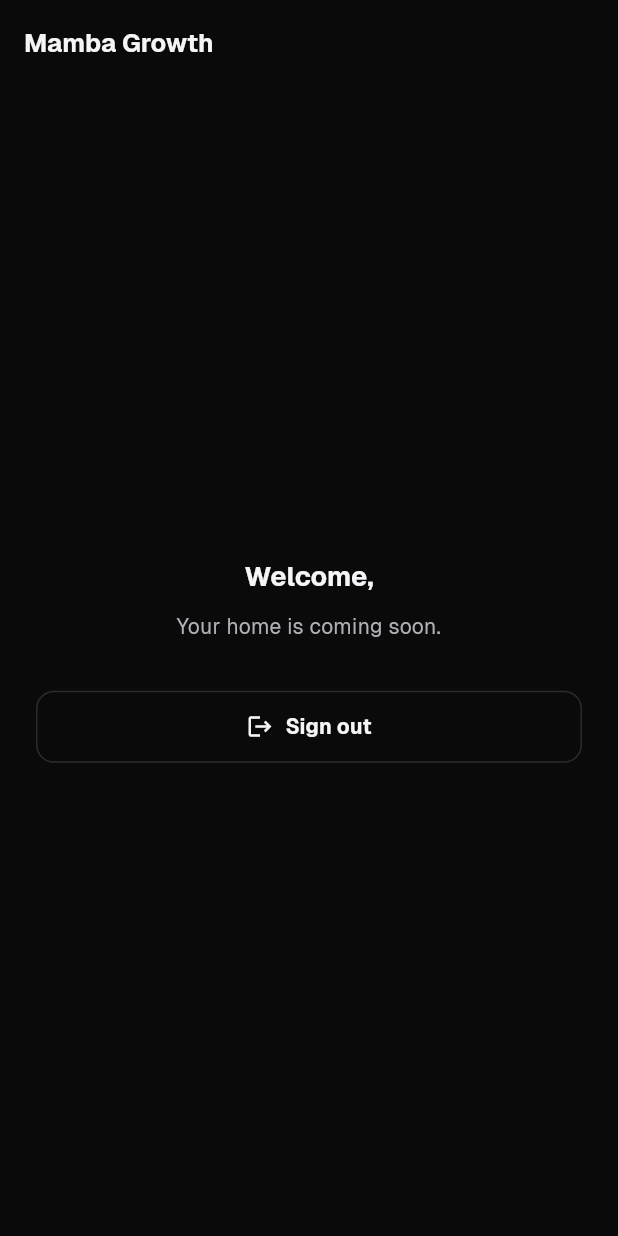
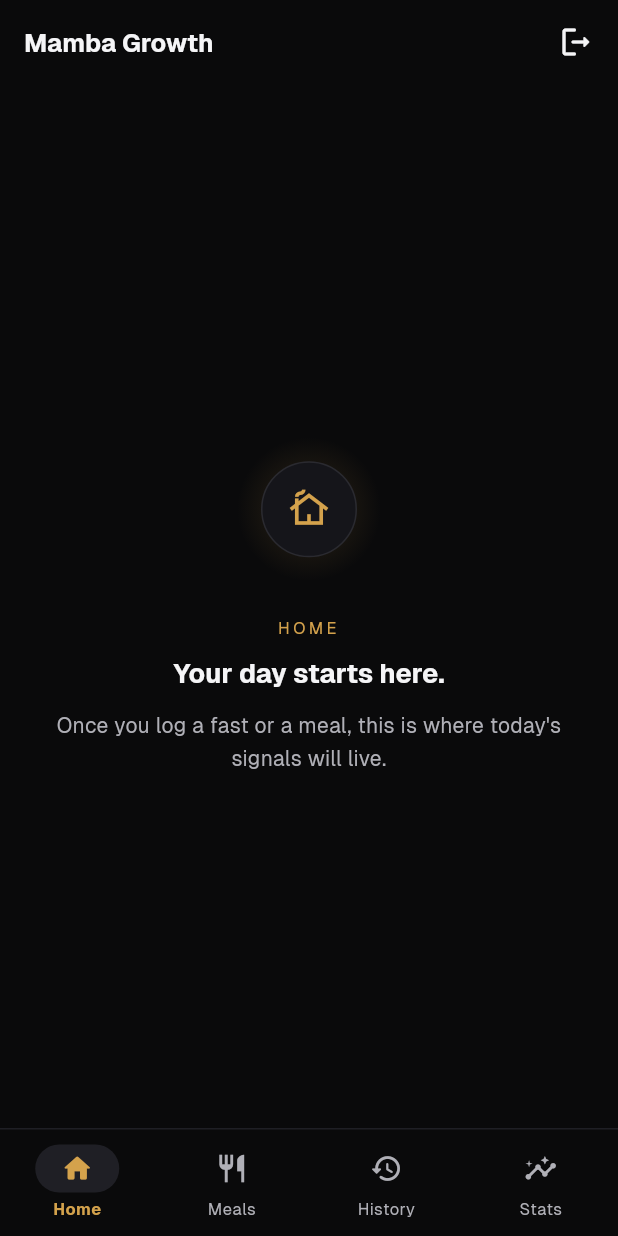
Before and after one commit to KaianNovais/mamba-growth, a Flutter app: the screen it shows once a user with an empty profile is signed in, on a phone screen of 412 x 824 dp. Run offline on Flutter 3.47's test engine with Material 3 defaults, Android fonts, the phone set to English and light mode, and no system bars; our stand-ins replace firebase_auth, firebase_core, go_router, google_sign_in; accounts and stored records are empty; project files that could hold a hidden picture were left out.

Commit message:
feat(home): introduce main navigation shell with empty-state tabs

```diff
--- a/lib/l10n/app_en.arb
+++ b/lib/l10n/app_en.arb
@@ -110,5 +110,29 @@
   "homeComingSoon": "Your home is coming soon.",
   "@homeComingSoon": { "description": "Subtitle on the home placeholder." },
   "homeSignOut": "Sign out",
-  "@homeSignOut": { "description": "Sign out button label." }
+  "@homeSignOut": { "description": "Sign out button label." },
+  "navHome": "Home",
+  "@navHome": { "description": "Bottom navigation label for the home tab." },
+  "navMeals": "Meals",
+  "@navMeals": { "description": "Bottom navigation label for the meals tab." },
+  "navHistory": "History",
+  "@navHistory": { "description": "Bottom navigation label for the history tab." },
+  "navStats": "Stats",
+  "@navStats": { "description": "Bottom navigation label for the stats tab." },
+  "homeEmptyTitle": "Your day starts here.",
+  "@homeEmptyTitle": { "description": "Title shown on the empty home tab." },
+  "homeEmptySubtitle": "Once you log a fast or a meal, this is where today's signals will live.",
+  "@homeEmptySubtitle": { "description": "Subtitle shown on the empty home tab." },
+  "mealsEmptyTitle": "No meals logged yet.",
+  "@mealsEmptyTitle": { "description": "Title shown on the empty meals tab." },
+  "mealsEmptySubtitle": "Add your first meal to start seeing your daily calories with intention.",
+  "@mealsEmptySubtitle": { "description": "Subtitle shown on the empty meals tab." },
+  "historyEmptyTitle": "Nothing in your history.",
+  "@historyEmptyTitle": { "description": "Title shown on the empty history tab." },
+  "historyEmptySubtitle": "Past fasts and logged days will appear here as you build consistency.",
+  "@historyEmptySubtitle": { "description": "Subtitle shown on the empty history tab." },
+  "statsEmptyTitle": "Insights are on the way.",
+  "@statsEmptyTitle": { "description": "Title shown on the empty stats tab." },
+  "statsEmptySubtitle": "Once you have a few days logged, you'll see honest trends and progress here.",
+  "@statsEmptySubtitle": { "description": "Subtitle shown on the empty stats tab." }
 }
--- a/lib/l10n/app_pt.arb
+++ b/lib/l10n/app_pt.arb
@@ -40,5 +40,17 @@
   "authErrorUnknown": "Algo deu errado. Tente novamente.",
   "homeWelcomeGreeting": "Olá, {name}",
   "homeComingSoon": "Sua tela inicial está chegando.",
-  "homeSignOut": "Sair"
+  "homeSignOut": "Sair",
+  "navHome": "Início",
+  "navMeals": "Refeições",
+  "navHistory": "Histórico",
+  "navStats": "Stats",
+  "homeEmptyTitle": "Seu dia começa aqui.",
+  "homeEmptySubtitle": "Quando você registrar um jejum ou uma refeição, os sinais de hoje vão viver aqui.",
+  "mealsEmptyTitle": "Nenhuma refeição registrada.",
+  "mealsEmptySubtitle": "Adicione sua primeira refeição para começar a ver suas calorias do dia com intenção.",
+  "historyEmptyTitle": "Nada no seu histórico.",
+  "historyEmptySubtitle": "Jejuns passados e dias registrados aparecem aqui conforme você constrói consistência.",
+  "statsEmptyTitle": "Insights a caminho.",
+  "statsEmptySubtitle": "Com alguns dias registrados, você vê tendências honestas e seu progresso real aqui."
 }
--- a/lib/main.dart
+++ b/lib/main.dart
@@ -1,5 +1,6 @@
 import 'package:firebase_core/firebase_core.dart';
 import 'package:flutter/material.dart';
+import 'package:flutter/services.dart';
 import 'package:flutter_localizations/flutter_localizations.dart';
 import 'package:provider/provider.dart';
 
@@ -14,6 +15,7 @@ import 'ui/core/themes/themes.dart';
 
 Future<void> main() async {
   WidgetsFlutterBinding.ensureInitialized();
+  await SystemChrome.setEnabledSystemUIMode(SystemUiMode.edgeToEdge);
   await Firebase.initializeApp(
     options: DefaultFirebaseOptions.currentPlatform,
   );
--- a/lib/routing/router.dart
+++ b/lib/routing/router.dart
@@ -3,7 +3,7 @@ import 'package:go_router/go_router.dart';
 
 import '../data/repositories/auth/auth_repository.dart';
 import '../ui/auth/widgets/auth_bottom_sheet.dart';
-import '../ui/home/widgets/home_placeholder_screen.dart';
+import '../ui/main/widgets/main_navigation_screen.dart';
 import '../ui/onboarding/widgets/onboarding_screen.dart';
 import '../ui/splash/widgets/splash_screen.dart';
 import 'routes.dart';
@@ -52,7 +52,7 @@ GoRouter buildRouter({required AuthRepository authRepository}) {
       GoRoute(
         path: Routes.home,
         name: RouteNames.home,
-        builder: (ctx, state) => const HomePlaceholderScreen(),
+        builder: (ctx, state) => const MainNavigationScreen(),
       ),
     ],
   );
--- a/lib/ui/core/themes/app_theme.dart
+++ b/lib/ui/core/themes/app_theme.dart
@@ -57,7 +57,10 @@ class AppTheme {
         titleTextStyle: textTheme.titleLarge,
         systemOverlayStyle: SystemUiOverlayStyle.light.copyWith(
           statusBarColor: Colors.transparent,
-          systemNavigationBarColor: c.bg,
+          statusBarIconBrightness: Brightness.light,
+          systemNavigationBarColor: Colors.transparent,
+          systemNavigationBarIconBrightness: Brightness.light,
+          systemNavigationBarContrastEnforced: false,
         ),
       ),
       cardTheme: CardThemeData(
--- /dev/null
+++ b/lib/ui/core/widgets/empty_feature_state.dart
@@ -0,0 +1,116 @@
+import 'package:flutter/material.dart';
+
+import '../themes/themes.dart';
+
+/// Empty state padrão para features ainda sem conteúdo.
+/// Mantém a estética sóbria do app: glow sutil, ícone, título e legenda.
+class EmptyFeatureState extends StatelessWidget {
+  const EmptyFeatureState({
+    super.key,
+    required this.icon,
+    required this.title,
+    required this.subtitle,
+    this.eyebrow,
+  });
+
+  final IconData icon;
+  final String title;
+  final String subtitle;
+  final String? eyebrow;
+
+  @override
+  Widget build(BuildContext context) {
+    final colors = context.colors;
+    final text = context.text;
+    final typo = context.typo;
+
+    return Center(
+      child: Padding(
+        padding: const EdgeInsets.symmetric(
+          horizontal: AppSpacing.xl2,
+          vertical: AppSpacing.xl,
+        ),
+        child: Column(
+          mainAxisSize: MainAxisSize.min,
+          children: [
+            _GlowingIcon(icon: icon),
+            const SizedBox(height: AppSpacing.xl),
+            if (eyebrow != null) ...[
+              Text(
+                eyebrow!.toUpperCase(),
+                textAlign: TextAlign.center,
+                style: typo.caption.copyWith(
+                  color: colors.accent,
+                  letterSpacing: 2.4,
+                  fontWeight: FontWeight.w500,
+                ),
+              ),
+              const SizedBox(height: AppSpacing.md),
+            ],
+            Text(
+              title,
+              textAlign: TextAlign.center,
+              style: text.headlineSmall?.copyWith(
+                color: colors.text,
+                height: 1.3,
+              ),
+            ),
+            const SizedBox(height: AppSpacing.md),
+            Text(
+              subtitle,
+              textAlign: TextAlign.center,
+              style: text.bodyMedium?.copyWith(
+                color: colors.textDim,
+                height: 1.55,
+              ),
+            ),
+          ],
+        ),
+      ),
+    );
+  }
+}
+
+class _GlowingIcon extends StatelessWidget {
+  const _GlowingIcon({required this.icon});
+
+  final IconData icon;
+
+  @override
+  Widget build(BuildContext context) {
+    final colors = context.colors;
+
+    return SizedBox(
+      width: 96,
+      height: 96,
+      child: Stack(
+        alignment: Alignment.center,
+        children: [
+          DecoratedBox(
+            decoration: BoxDecoration(
+              shape: BoxShape.circle,
+              gradient: RadialGradient(
+                colors: [
+                  colors.accent.withValues(alpha: 0.18),
+                  colors.accent.withValues(alpha: 0.0),
+                ],
+              ),
+            ),
+            child: const SizedBox.expand(),
+          ),
+          Container(
+            width: 64,
+            height: 64,
+            decoration: BoxDecoration(
+              shape: BoxShape.circle,
+              color: colors.surface,
+              border: Border.all(color: colors.border),
+            ),
+            alignment: Alignment.center,
+            child: Icon(icon, size: 28, color: colors.accent),
+          ),
+        ],
+      ),
+    );
+  }
+}
--- /dev/null
+++ b/lib/ui/history/widgets/history_screen.dart
@@ -0,0 +1,29 @@
+import 'package:flutter/material.dart';
+
+import '../../../l10n/generated/app_localizations.dart';
+import '../../core/themes/themes.dart';
+import '../../core/widgets/empty_feature_state.dart';
+
+class HistoryScreen extends StatelessWidget {
+  const HistoryScreen({super.key});
+
+  @override
+  Widget build(BuildContext context) {
+    final l10n = AppLocalizations.of(context);
+    final colors = context.colors;
+
+    return Scaffold(
+      backgroundColor: colors.bg,
+      appBar: AppBar(title: Text(l10n.navHistory)),
+      body: SafeArea(
+        top: false,
+        child: EmptyFeatureState(
+          icon: Icons.history_rounded,
+          eyebrow: l10n.navHistory,
+          title: l10n.historyEmptyTitle,
+          subtitle: l10n.historyEmptySubtitle,
+        ),
+      ),
+    );
+  }
+}
--- a/lib/ui/home/widgets/home_placeholder_screen.dart
+++ /dev/null
@@ -1,60 +0,0 @@
-import 'package:flutter/material.dart';
-import 'package:provider/provider.dart';
-
-import '../../../data/repositories/auth/auth_repository.dart';
-import '../../../l10n/generated/app_localizations.dart';
-import '../../core/themes/themes.dart';
-
-/// Placeholder pós-login. Será substituído pela home real.
-class HomePlaceholderScreen extends StatelessWidget {
-  const HomePlaceholderScreen({super.key});
-
-  @override
-  Widget build(BuildContext context) {
-    final colors = context.colors;
-    final text = context.text;
-    final l10n = AppLocalizations.of(context);
-    final repo = context.watch<AuthRepository>();
-    final user = repo.currentUser;
-    final name = user?.displayName?.isNotEmpty == true
-        ? user!.displayName!
-        : (user?.email ?? '');
-
-    return Scaffold(
-      backgroundColor: colors.bg,
-      appBar: AppBar(
-        title: Text(l10n.appName),
-      ),
-      body: SafeArea(
-        child: Padding(
-          padding: const EdgeInsets.symmetric(horizontal: AppSpacing.xl),
-          child: Column(
-            mainAxisAlignment: MainAxisAlignment.center,
-            crossAxisAlignment: CrossAxisAlignment.stretch,
-            children: [
-              Text(
-                l10n.homeWelcomeGreeting(name),
-                textAlign: TextAlign.center,
-                style: text.headlineSmall?.copyWith(color: colors.text),
-              ),
-              const SizedBox(height: AppSpacing.md),
-              Text(
-                l10n.homeComingSoon,
-                textAlign: TextAlign.center,
-                style: text.bodyMedium?.copyWith(color: colors.textDim),
-              ),
-              const SizedBox(height: AppSpacing.xl2),
-              OutlinedButton.icon(
-                onPressed: () async {
-                  await repo.signOut();
-                },
-                icon: const Icon(Icons.logout),
-                label: Text(l10n.homeSignOut),
-              ),
-            ],
-          ),
-        ),
-      ),
-    );
-  }
-}
--- /dev/null
+++ b/lib/ui/home/widgets/home_screen.dart
@@ -0,0 +1,42 @@
+import 'package:flutter/material.dart';
+import 'package:provider/provider.dart';
+
+import '../../../data/repositories/auth/auth_repository.dart';
+import '../../../l10n/generated/app_localizations.dart';
+import '../../core/themes/themes.dart';
+import '../../core/widgets/empty_feature_state.dart';
+
+class HomeScreen extends StatelessWidget {
+  const HomeScreen({super.key});
+
+  @override
+  Widget build(BuildContext context) {
+    final l10n = AppLocalizations.of(context);
+    final colors = context.colors;
+    final repo = context.watch<AuthRepository>();
+
+    return Scaffold(
+      backgroundColor: colors.bg,
+      appBar: AppBar(
+        title: Text(l10n.appName),
+        actions: [
+          IconButton(
+            tooltip: l10n.homeSignOut,
+            icon: const Icon(Icons.logout_rounded),
+            onPressed: () => repo.signOut(),
+          ),
+          const SizedBox(width: AppSpacing.xs),
+        ],
+      ),
+      body: SafeArea(
+        top: false,
+        child: EmptyFeatureState(
+          icon: Icons.cottage_outlined,
+          eyebrow: l10n.navHome,
+          title: l10n.homeEmptyTitle,
+          subtitle: l10n.homeEmptySubtitle,
+        ),
+      ),
+    );
+  }
+}
--- /dev/null
+++ b/lib/ui/main/widgets/app_bottom_bar.dart
@@ -0,0 +1,127 @@
+import 'package:flutter/material.dart';
+import 'package:flutter/services.dart';
+
+import '../../core/themes/themes.dart';
+
+class AppBottomBarItem {
+  const AppBottomBarItem({
+    required this.icon,
+    required this.activeIcon,
+    required this.label,
+  });
+
+  final IconData icon;
+  final IconData activeIcon;
+  final String label;
+}
+
+class AppBottomBar extends StatelessWidget {
+  const AppBottomBar({
+    super.key,
+    required this.items,
+    required this.currentIndex,
+    required this.onItemSelected,
+  });
+
+  final List<AppBottomBarItem> items;
+  final int currentIndex;
+  final ValueChanged<int> onItemSelected;
+
+  @override
+  Widget build(BuildContext context) {
+    final colors = context.colors;
+
+    return DecoratedBox(
+      decoration: BoxDecoration(
+        color: colors.bg,
+        border: Border(
+          top: BorderSide(color: colors.borderDim, width: 1),
+        ),
+      ),
+      child: SafeArea(
+        top: false,
+        child: SizedBox(
+          height: 72,
+          child: Row(
+            children: [
+              for (var i = 0; i < items.length; i++)
+                Expanded(
+                  child: _BottomBarTab(
+                    item: items[i],
+                    selected: i == currentIndex,
+                    onTap: () => onItemSelected(i),
+                  ),
+                ),
+            ],
+          ),
+        ),
+      ),
+    );
+  }
+}
+
+class _BottomBarTab extends StatelessWidget {
+  const _BottomBarTab({
+    required this.item,
+    required this.selected,
+    required this.onTap,
+  });
+
+  final AppBottomBarItem item;
+  final bool selected;
+  final VoidCallback onTap;
+
+  @override
+  Widget build(BuildContext context) {
+    final colors = context.colors;
+    final typo = context.typo;
+    final color = selected ? colors.accent : colors.textDim;
+
+    return Semantics(
+      button: true,
+      selected: selected,
+      label: item.label,
+      child: InkWell(
+        onTap: () {
+          HapticFeedback.selectionClick();
+          onTap();
+        },
+        splashFactory: NoSplash.splashFactory,
+        highlightColor: Colors.transparent,
+        hoverColor: Colors.transparent,
+        child: Column(
+          mainAxisAlignment: MainAxisAlignment.center,
+          children: [
+            AnimatedContainer(
+              duration: const Duration(milliseconds: 220),
+              curve: Curves.easeOutCubic,
+              width: 56,
+              height: 32,
+              alignment: Alignment.center,
+              decoration: BoxDecoration(
+                color: selected ? colors.surface2 : Colors.transparent,
+                borderRadius: BorderRadius.circular(AppRadius.full),
+              ),
+              child: Icon(
+                selected ? item.activeIcon : item.icon,
+                size: 22,
+                color: color,
+              ),
+            ),
+            const SizedBox(height: AppSpacing.xs),
+            AnimatedDefaultTextStyle(
+              duration: const Duration(milliseconds: 220),
+              curve: Curves.easeOutCubic,
+              style: typo.caption.copyWith(
+                color: color,
+                fontWeight: selected ? FontWeight.w600 : FontWeight.w400,
+                letterSpacing: 0.4,
+              ),
+              child: Text(item.label),
+            ),
+          ],
+        ),
+      ),
+    );
+  }
+}
--- /dev/null
+++ b/lib/ui/main/widgets/main_navigation_screen.dart
@@ -0,0 +1,109 @@
+import 'package:flutter/material.dart';
+import 'package:flutter/services.dart';
+
+import '../../../l10n/generated/app_localizations.dart';
+import '../../core/themes/themes.dart';
+import '../../history/widgets/history_screen.dart';
+import '../../home/widgets/home_screen.dart';
+import '../../meals/widgets/meals_screen.dart';
+import '../../stats/widgets/stats_screen.dart';
+import 'app_bottom_bar.dart';
+
+class MainNavigationScreen extends StatefulWidget {
+  const MainNavigationScreen({super.key});
+
+  @override
+  State<MainNavigationScreen> createState() => _MainNavigationScreenState();
+}
+
+class _MainNavigationScreenState extends State<MainNavigationScreen> {
+  late final PageController _pageController;
+  int _currentIndex = 0;
+
+  static const _pages = <Widget>[
+    HomeScreen(),
+    MealsScreen(),
+    HistoryScreen(),
+    StatsScreen(),
+  ];
+
+  @override
+  void initState() {
+    super.initState();
+    _pageController = PageController();
+  }
+
+  @override
+  void dispose() {
+    _pageController.dispose();
+    super.dispose();
+  }
+
+  void _onTabSelected(int index) {
+    if (index == _currentIndex) return;
+    _pageController.animateToPage(
+      index,
+      duration: const Duration(milliseconds: 280),
+      curve: Curves.easeOutCubic,
+    );
+  }
+
+  void _onPageChanged(int index) {
+    if (index == _currentIndex) return;
+    setState(() => _currentIndex = index);
+  }
+
+  @override
+  Widget build(BuildContext context) {
+    final l10n = AppLocalizations.of(context);
+    final colors = context.colors;
+
+    final items = <AppBottomBarItem>[
+      AppBottomBarItem(
+        icon: Icons.home_outlined,
+        activeIcon: Icons.home_rounded,
+        label: l10n.navHome,
+      ),
+      AppBottomBarItem(
+        icon: Icons.restaurant_outlined,
+        activeIcon: Icons.restaurant_rounded,
+        label: l10n.navMeals,
+      ),
+      AppBottomBarItem(
+        icon: Icons.history_rounded,
+        activeIcon: Icons.history_rounded,
+        label: l10n.navHistory,
+      ),
+      AppBottomBarItem(
+        icon: Icons.insights_outlined,
+        activeIcon: Icons.insights_rounded,
+        label: l10n.navStats,
+      ),
+    ];
+
+    return AnnotatedRegion<SystemUiOverlayStyle>(
+      value: SystemUiOverlayStyle.light.copyWith(
+        statusBarColor: Colors.transparent,
+        statusBarIconBrightness: Brightness.light,
+        systemNavigationBarColor: Colors.transparent,
+        systemNavigationBarIconBrightness: Brightness.light,
+        systemNavigationBarContrastEnforced: false,
+      ),
+      child: Scaffold(
+        backgroundColor: colors.bg,
+        extendBody: true,
+        body: PageView(
+          controller: _pageController,
+          onPageChanged: _onPageChanged,
+          physics: const BouncingScrollPhysics(),
+          children: _pages,
+        ),
+        bottomNavigationBar: AppBottomBar(
+          items: items,
+          currentIndex: _currentIndex,
+          onItemSelected: _onTabSelected,
+        ),
+      ),
+    );
+  }
+}
--- /dev/null
+++ b/lib/ui/meals/widgets/meals_screen.dart
@@ -0,0 +1,29 @@
+import 'package:flutter/material.dart';
+
+import '../../../l10n/generated/app_localizations.dart';
+import '../../core/themes/themes.dart';
+import '../../core/widgets/empty_feature_state.dart';
+
+class MealsScreen extends StatelessWidget {
+  const MealsScreen({super.key});
+
+  @override
+  Widget build(BuildContext context) {
+    final l10n = AppLocalizations.of(context);
+    final colors = context.colors;
+
+    return Scaffold(
+      backgroundColor: colors.bg,
+      appBar: AppBar(title: Text(l10n.navMeals)),
+      body: SafeArea(
+        top: false,
+        child: EmptyFeatureState(
+          icon: Icons.restaurant_outlined,
+          eyebrow: l10n.navMeals,
+          title: l10n.mealsEmptyTitle,
+          subtitle: l10n.mealsEmptySubtitle,
+        ),
+      ),
+    );
+  }
+}
--- /dev/null
+++ b/lib/ui/stats/widgets/stats_screen.dart
@@ -0,0 +1,29 @@
+import 'package:flutter/material.dart';
+
+import '../../../l10n/generated/app_localizations.dart';
+import '../../core/themes/themes.dart';
+import '../../core/widgets/empty_feature_state.dart';
+
+class StatsScreen extends StatelessWidget {
+  const StatsScreen({super.key});
+
+  @override
+  Widget build(BuildContext context) {
+    final l10n = AppLocalizations.of(context);
+    final colors = context.colors;
+
+    return Scaffold(
+      backgroundColor: colors.bg,
+      appBar: AppBar(title: Text(l10n.navStats)),
+      body: SafeArea(
+        top: false,
+        child: EmptyFeatureState(
+          icon: Icons.insights_outlined,
+          eyebrow: l10n.navStats,
+          title: l10n.statsEmptyTitle,
+          subtitle: l10n.statsEmptySubtitle,
+        ),
+      ),
+    );
+  }
+}
```
Also changed, not shown: lib/l10n/generated/app_localizations.dart, lib/l10n/generated/app_localizations_en.dart, lib/l10n/generated/app_localizations_pt.dart.
